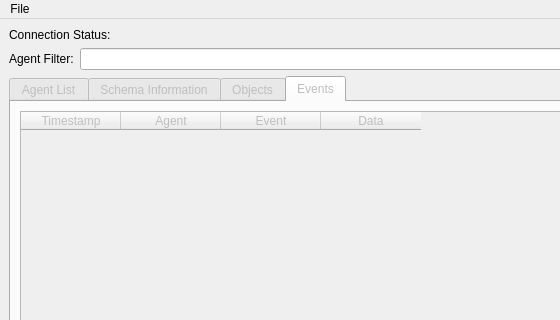
The window that explorer_main.ui (ErnieAllen/qmf-explorer) describes before a commit, drawn with Qt 5; both pictures show x 0 to 560 and y 0 to 320 of the 800 by 600 pixel window.
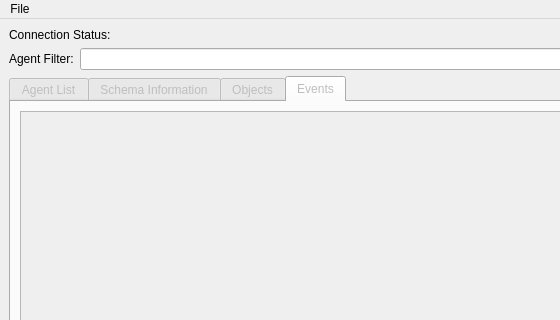
The same window after the commit. The open tabs and pages were chosen to show the change.

Commit message: Added event detail classes Finished Object tab

Diff of the .ui file:
```diff
--- a/explorer_main.ui
+++ b/explorer_main.ui
@@ -204,28 +204,7 @@
        </attribute>
        <layout class="QGridLayout" name="gridLayout_2">
         <item row="0" column="0">
-         <widget class="QTableWidget" name="tableWidget">
-          <column>
-           <property name="text">
-            <string>Timestamp</string>
-           </property>
-          </column>
-          <column>
-           <property name="text">
-            <string>Agent</string>
-           </property>
-          </column>
-          <column>
-           <property name="text">
-            <string>Event</string>
-           </property>
-          </column>
-          <column>
-           <property name="text">
-            <string>Data</string>
-           </property>
-          </column>
-         </widget>
+         <widget class="QTableView" name="tableView_events"/>
         </item>
        </layout>
       </widget>
```
Left out of the diff: 2 changed lines with no effect on the pictures. The commit also changes 12 other files.
